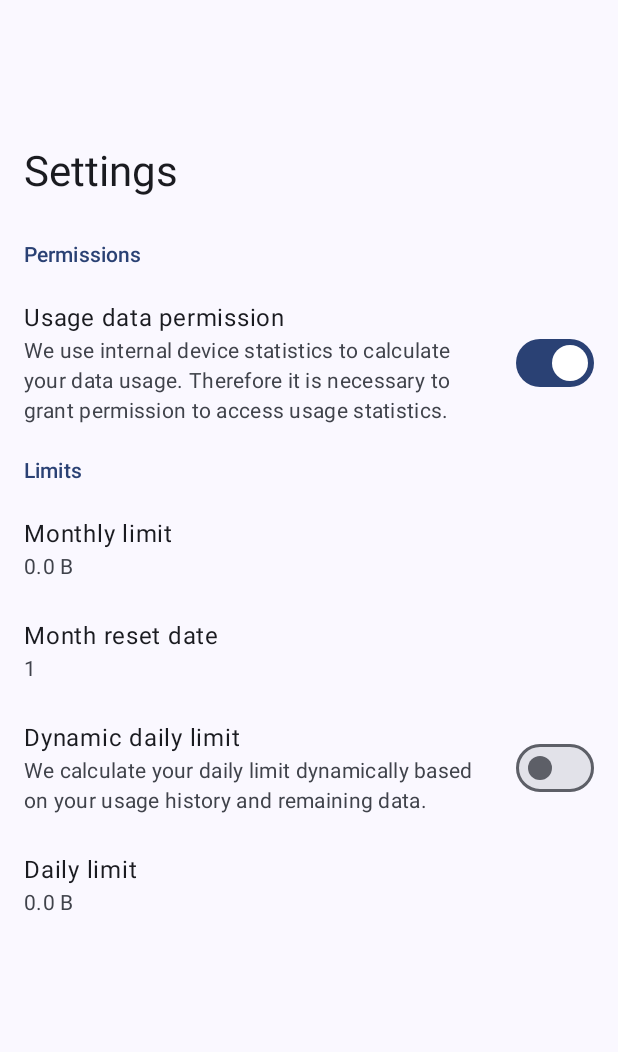
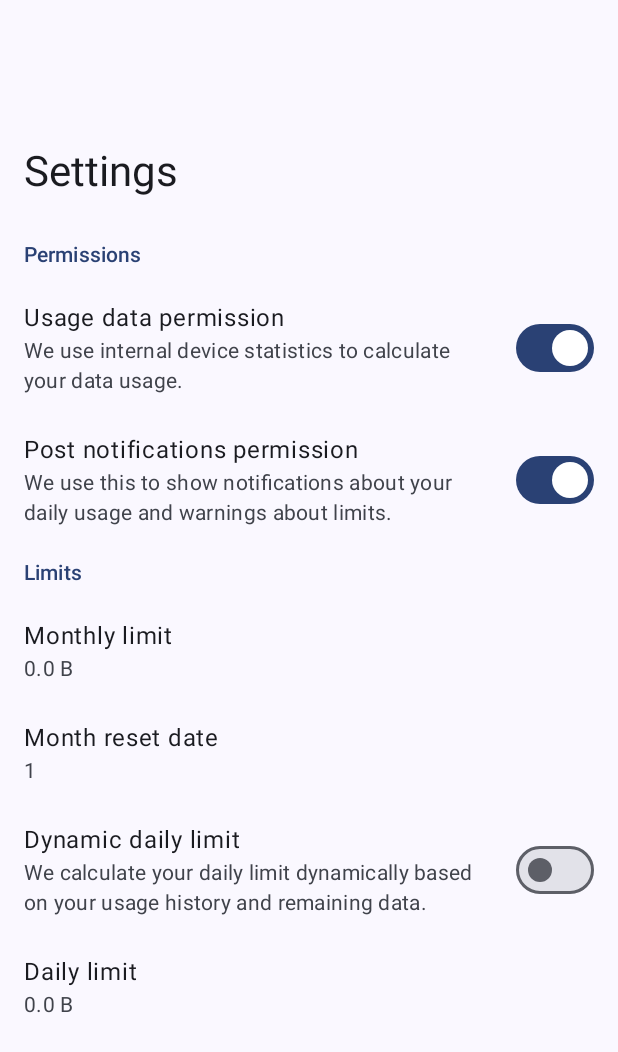
Before and after one commit to JakubHekal/Kvotka, an Android app built with Jetpack Compose: the composable SettingsScreen shown on its own in the app's theme, on a phone screen of 412 x 824 dp. Shown: the top 1052 px of the screen. Run offline under Robolectric (Android 15) with nearby library versions, the phone set to English and light mode, and no system bars; libraries missing offline, so code that uses them is left out: com.ramcosta.composedestinations; 4 statements that could not run were skipped.

Commit message:
Added post notifications permissions to settings, fixed applist centering, changed library implementations and updated libraries

```diff
--- a/app/build.gradle.kts
+++ b/app/build.gradle.kts
@@ -53,9 +53,9 @@ android {
 
 dependencies {
     implementation(libs.androidx.datastore.preferences.core)
-    implementation("io.github.raamcosta.compose-destinations:core:1.11.8")
+    implementation(libs.compose.destinations.core)
+    ksp(libs.compose.destinations.ksp)
     implementation(libs.androidx.lifecycle.service)
-    ksp("io.github.raamcosta.compose-destinations:ksp:1.11.8")
     implementation(libs.kotlinx.serialization.json)
     implementation(libs.androidx.core.ktx)
     implementation(libs.androidx.appcompat)
--- a/app/src/main/java/com/jakubhekal/kvotka/screens/AppListScreen.kt
+++ b/app/src/main/java/com/jakubhekal/kvotka/screens/AppListScreen.kt
@@ -41,6 +41,7 @@ import androidx.compose.ui.Alignment
 import androidx.compose.ui.Modifier
 import androidx.compose.ui.draw.clip
 import androidx.compose.ui.input.nestedscroll.nestedScroll
+import androidx.compose.ui.text.style.TextAlign
 import androidx.compose.ui.unit.dp
 import com.jakubhekal.kvotka.viewmodels.AppListUiState
 import com.jakubhekal.kvotka.viewmodels.AppListViewModel
@@ -145,6 +146,7 @@ fun AppListScreen(appListViewModel: AppListViewModel) {
                                 ) {
 
                                     Text(
+                                        textAlign = TextAlign.Center,
                                         style = MaterialTheme.typography.headlineMedium,
                                         text = app.name
                                     )
--- a/app/src/main/java/com/jakubhekal/kvotka/screens/SettingsScreen.kt
+++ b/app/src/main/java/com/jakubhekal/kvotka/screens/SettingsScreen.kt
@@ -10,7 +10,9 @@ import androidx.compose.foundation.layout.fillMaxSize
 import androidx.compose.foundation.layout.fillMaxWidth
 import androidx.compose.foundation.layout.height
 import androidx.compose.foundation.layout.padding
+import androidx.compose.foundation.rememberScrollState
 import androidx.compose.foundation.shape.RoundedCornerShape
+import androidx.compose.foundation.verticalScroll
 import androidx.compose.material3.Button
 import androidx.compose.material3.Card
 import androidx.compose.material3.CircularProgressIndicator
@@ -96,6 +98,9 @@ fun SettingsScreen(settingsViewModel: SettingsViewModel) {
 
 @Composable
 fun SettingsList(data: SettingsUiState.Success, settingsViewModel: SettingsViewModel) {
+    Column(
+        modifier = Modifier.verticalScroll(rememberScrollState())
+    ) {
         Text(
             modifier = Modifier.padding(16.dp, 8.dp),
             color = MaterialTheme.colorScheme.primary,
@@ -104,10 +109,20 @@ fun SettingsList(data: SettingsUiState.Success, settingsViewModel: SettingsViewM
         )
         SettingRow(
             title = "Usage data permission",
-        description = "We use internal device statistics to calculate your data usage. Therefore it is necessary to grant permission to access usage statistics."
+            description = "We use internal device statistics to calculate your data usage."
         ) {
-        Switch(checked = data.usageDataPermission, onCheckedChange = {
-            settingsViewModel.requestPermission()
+            Switch(checked = data.permissionManager.hasUsageStatsPermission(), onCheckedChange = {
+                data.permissionManager.requestUsageStatsPermission()
+            })
+        }
+        SettingRow(
+            title = "Post notifications permission",
+            description = "We use this to show notifications about your daily usage and warnings about limits."
+        ) {
+            Switch(
+                checked = data.permissionManager.hasPostNotificationsPermission(),
+                onCheckedChange = {
+                    data.permissionManager.hasPostNotificationsPermission()
                 })
         }
         Text(
@@ -123,7 +138,12 @@ fun SettingsList(data: SettingsUiState.Success, settingsViewModel: SettingsViewM
         InputDialog(
             show = monthlyLimitDialog,
             onClose = { monthlyLimitDialog = false },
-        onSave = { settingsViewModel.setState(SettingsPreferencesKeys.PERIOD_LIMIT, monthlyLimitValue.bytes) },
+            onSave = {
+                settingsViewModel.setState(
+                    SettingsPreferencesKeys.PERIOD_LIMIT,
+                    monthlyLimitValue.bytes
+                )
+            },
             title = "Monthly limit",
             description = "Your monthly limit, you can change the unit by clicking on it"
         ) {
@@ -139,7 +159,7 @@ fun SettingsList(data: SettingsUiState.Success, settingsViewModel: SettingsViewM
         SettingRow(
             title = "Monthly limit",
             description = data.periodLimit.pretty.toString(),
-        onClick = { monthlyLimitDialog = true}
+            onClick = { monthlyLimitDialog = true }
         )
 
         var monthlyResetDateDialog by remember { mutableStateOf(false) }
@@ -148,14 +168,19 @@ fun SettingsList(data: SettingsUiState.Success, settingsViewModel: SettingsViewM
         InputDialog(
             show = monthlyResetDateDialog,
             onClose = { monthlyResetDateDialog = false },
-        onSave = { settingsViewModel.setState(SettingsPreferencesKeys.PERIOD_RESET_DATE, monthlyResetDateValue.text.toInt()) },
+            onSave = {
+                settingsViewModel.setState(
+                    SettingsPreferencesKeys.PERIOD_RESET_DATE,
+                    monthlyResetDateValue.text.toInt()
+                )
+            },
             title = "Month reset date",
-        description = "Specify on which day of the mouth your limits resets"
+            description = "Specify on which day of the month your limits resets"
         ) {
             OutlinedTextField(
                 value = monthlyResetDateValue,
                 onValueChange = {
-                if(it.text.isEmpty() || (it.text.toIntOrNull() != null && it.text.toInt() in 1..31)) {
+                    if (it.text.isEmpty() || (it.text.toIntOrNull() != null && it.text.toInt() in 1..31)) {
                         monthlyResetDateValue = it
                     }
                 }
@@ -165,7 +190,7 @@ fun SettingsList(data: SettingsUiState.Success, settingsViewModel: SettingsViewM
         SettingRow(
             title = "Month reset date",
             description = data.periodResetDate.toString(),
-        onClick = { monthlyResetDateDialog = true}
+            onClick = { monthlyResetDateDialog = true }
         )
         SettingRow(
             title = "Dynamic daily limit",
@@ -176,7 +201,7 @@ fun SettingsList(data: SettingsUiState.Success, settingsViewModel: SettingsViewM
             })
         }
 
-    if(!data.dailyLimitDynamic) {
+        if (!data.dailyLimitDynamic) {
 
             var dailyLimitDialog by remember { mutableStateOf(false) }
             var dailyLimitValue by remember { mutableStateOf(data.periodLimit) }
@@ -184,7 +209,12 @@ fun SettingsList(data: SettingsUiState.Success, settingsViewModel: SettingsViewM
             InputDialog(
                 show = dailyLimitDialog,
                 onClose = { dailyLimitDialog = false },
-            onSave = { settingsViewModel.setState(SettingsPreferencesKeys.DAILY_LIMIT, dailyLimitValue.bytes) },
+                onSave = {
+                    settingsViewModel.setState(
+                        SettingsPreferencesKeys.DAILY_LIMIT,
+                        dailyLimitValue.bytes
+                    )
+                },
                 title = "Daily limit",
                 description = "Your daily limit, you can change the unit by clicking on it"
             ) {
@@ -202,6 +232,7 @@ fun SettingsList(data: SettingsUiState.Success, settingsViewModel: SettingsViewM
                 description = data.dailyLimit.pretty.toString(),
                 onClick = { dailyLimitDialog = true }
             )
+        }
     }
 }
 
@@ -270,7 +301,9 @@ fun InputDialog(
                 shape = RoundedCornerShape(16.dp),
             ) {
                 Column(
-                    modifier = Modifier.padding(24.dp).fillMaxWidth(),
+                    modifier = Modifier
+                        .padding(24.dp)
+                        .fillMaxWidth(),
                     verticalArrangement = Arrangement.spacedBy(16.dp),
                     horizontalAlignment = Alignment.Start
                 ) {
--- a/app/src/main/java/com/jakubhekal/kvotka/viewmodels/SettingsViewModel.kt
+++ b/app/src/main/java/com/jakubhekal/kvotka/viewmodels/SettingsViewModel.kt
@@ -11,13 +11,13 @@ import androidx.datastore.preferences.core.intPreferencesKey
 import androidx.datastore.preferences.core.longPreferencesKey
 import androidx.lifecycle.ViewModel
 import androidx.lifecycle.viewModelScope
+import com.jakubhekal.kvotka.managers.PermissionManager
 import com.jakubhekal.kvotka.utils.bytes.FormattedBytes
-import com.jakubhekal.kvotka.managers.PermissionManager
 import kotlinx.coroutines.launch
 
 sealed interface SettingsUiState {
     data class Success(
-        val usageDataPermission: Boolean,
+        val permissionManager: PermissionManager,
         val periodLimit: FormattedBytes,
         val periodResetDate: Int,
         val dailyLimitDynamic: Boolean,
@@ -49,7 +49,7 @@ class SettingsViewModel(private val dataStore: DataStore<Preferences>, private v
                 uiState = SettingsUiState.Loading
                 uiState = try {
                     SettingsUiState.Success(
-                        usageDataPermission = permissionManager.hasUsageStatsPermission(),
+                        permissionManager = permissionManager,
                         periodLimit = FormattedBytes.from(preferences[SettingsPreferencesKeys.PERIOD_LIMIT] ?: 0L),
                         periodResetDate = preferences[SettingsPreferencesKeys.PERIOD_RESET_DATE] ?: 1,
                         dailyLimitDynamic = preferences[SettingsPreferencesKeys.DAILY_LIMIT_DYNAMIC] ?: false,
@@ -69,9 +69,4 @@ class SettingsViewModel(private val dataStore: DataStore<Preferences>, private v
             }
         }
     }
-
-    fun requestPermission() {
-        permissionManager.requestUsageStatsPermission()
-    }
-
 }
```
Also changed, not shown: gradle/libs.versions.toml (+15 -11 lines). Lines whose indentation alone changed are shown as unchanged.
